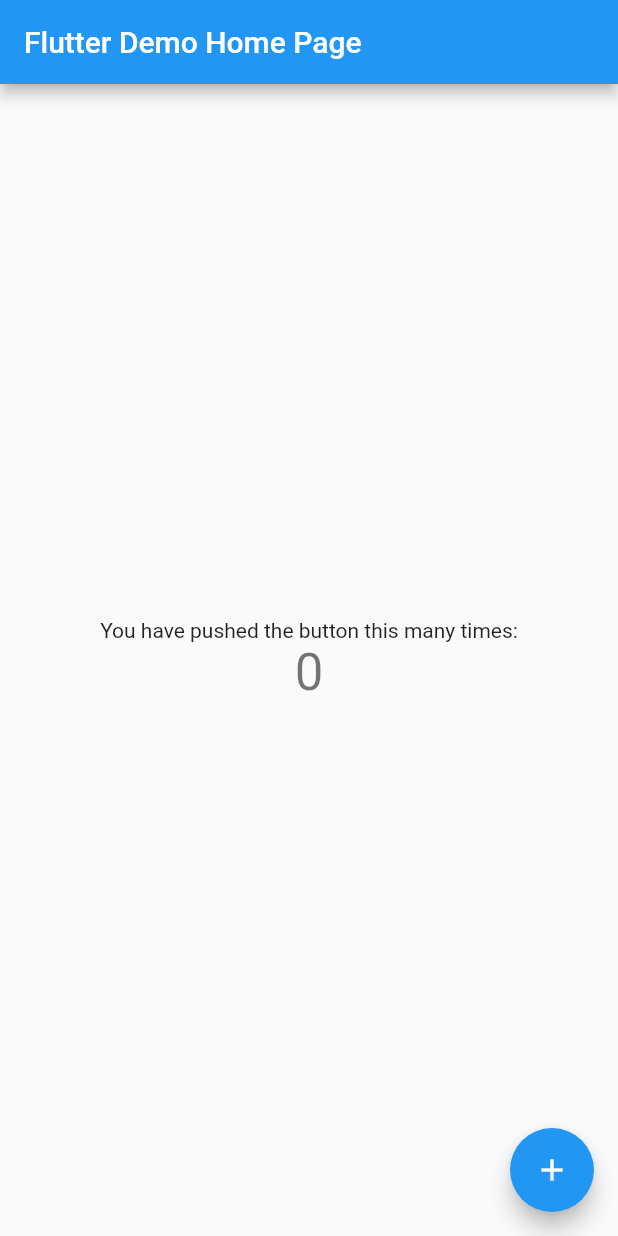
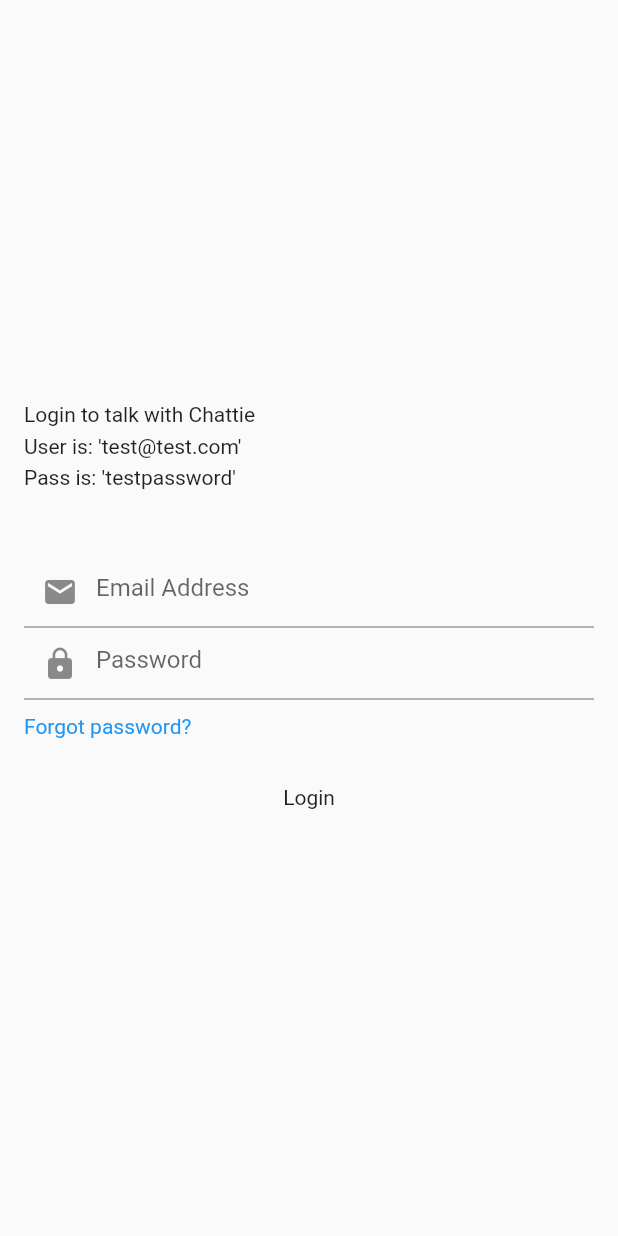
Before and after one commit to JojoLesGo/FlutterChatBot, a Flutter app: the screen it shows after launch, on a phone screen of 412 x 824 dp. Run offline on Flutter 3.47's test engine with Material 2 defaults, Android fonts, the phone set to English and light mode, and no system bars; our stand-ins replace firebase_auth, firebase_core; missing offline and left inert: dialog_flowtter; accounts and stored records are empty.

Commit message:
Added login screen and dialogflow chatbot screen

```diff
--- a/lib/main.dart
+++ b/lib/main.dart
@@ -1,115 +1,137 @@
+import 'dart:ui';
+
+import 'package:firebase_auth/firebase_auth.dart';
+import 'package:firebase_core/firebase_core.dart';
 import 'package:flutter/material.dart';
+import 'package:flutter/services.dart';
+import 'package:chat_bot/dialog_flow.dart';
 
-void main() {
-  runApp(const MyApp());
-}
+void main() => runApp(ChatBotApp());
 
-class MyApp extends StatelessWidget {
-  const MyApp({Key? key}) : super(key: key);
-
-  // This widget is the root of your application.
+class ChatBotApp extends StatelessWidget {
   @override
   Widget build(BuildContext context) {
     return MaterialApp(
-      title: 'Flutter Demo',
+      title: 'Flutter Capitals',
+      debugShowCheckedModeBanner: false,
       theme: ThemeData(
-        // This is the theme of your application.
-        //
-        // Try running your application with "flutter run". You'll see the
-        // application has a blue toolbar. Then, without quitting the app, try
-        // changing the primarySwatch below to Colors.green and then invoke
-        // "hot reload" (press "r" in the console where you ran "flutter run",
-        // or simply save your changes to "hot reload" in a Flutter IDE).
-        // Notice that the counter didn't reset back to zero; the application
-        // is not restarted.
-        primarySwatch: Colors.blue,
+        primarySwatch: Colors.green,
       ),
-      home: const MyHomePage(title: 'Flutter Demo Home Page'),
+      home: const LoginPage(),
     );
   }
 }
 
-class MyHomePage extends StatefulWidget {
-  const MyHomePage({Key? key, required this.title}) : super(key: key);
-
-  // This widget is the home page of your application. It is stateful, meaning
-  // that it has a State object (defined below) that contains fields that affect
-  // how it looks.
-
-  // This class is the configuration for the state. It holds the values (in this
-  // case the title) provided by the parent (in this case the App widget) and
-  // used by the build method of the State. Fields in a Widget subclass are
-  // always marked "final".
-
-  final String title;
+class LoginPage extends StatefulWidget {
+  const LoginPage({Key? key}) : super(key: key);
 
   @override
-  State<MyHomePage> createState() => _MyHomePageState();
+  State<LoginPage> createState() => _LoginPageState();
 }
 
-class _MyHomePageState extends State<MyHomePage> {
-  int _counter = 0;
-
-  void _incrementCounter() {
-    setState(() {
-      // This call to setState tells the Flutter framework that something has
-      // changed in this State, which causes it to rerun the build method below
-      // so that the display can reflect the updated values. If we changed
-      // _counter without calling setState(), then the build method would not be
-      // called again, and so nothing would appear to happen.
-      _counter++;
-    });
+class _LoginPageState extends State<LoginPage> {
+  Future<FirebaseApp> _initializeFirebase() async {
+    FirebaseApp firebaseApp = await Firebase.initializeApp();
+    return firebaseApp;
   }
 
   @override
   Widget build(BuildContext context) {
-    // This method is rerun every time setState is called, for instance as done
-    // by the _incrementCounter method above.
-    //
-    // The Flutter framework has been optimized to make rerunning build methods
-    // fast, so that you can just rebuild anything that needs updating rather
-    // than having to individually change instances of widgets.
     return Scaffold(
-      appBar: AppBar(
-        // Here we take the value from the MyHomePage object that was created by
-        // the App.build method, and use it to set our appbar title.
-        title: Text(widget.title),
+      body: FutureBuilder(
+        future: _initializeFirebase(),
+        builder: (context, snapshot) {
+          if (snapshot.connectionState == ConnectionState.done) {
+            return const AuthScreen();
+          }
+          return const Center(
+            child: CircularProgressIndicator(),
+          );
+        },
       ),
-      body: Center(
-        // Center is a layout widget. It takes a single child and positions it
-        // in the middle of the parent.
-        child: Column(
-          // Column is also a layout widget. It takes a list of children and
-          // arranges them vertically. By default, it sizes itself to fit its
-          // children horizontally, and tries to be as tall as its parent.
-          //
-          // Invoke "debug painting" (press "p" in the console, choose the
-          // "Toggle Debug Paint" action from the Flutter Inspector in Android
-          // Studio, or the "Toggle Debug Paint" command in Visual Studio Code)
-          // to see the wireframe for each widget.
-          //
-          // Column has various properties to control how it sizes itself and
-          // how it positions its children. Here we use mainAxisAlignment to
-          // center the children vertically; the main axis here is the vertical
-          // axis because Columns are vertical (the cross axis would be
-          // horizontal).
-          mainAxisAlignment: MainAxisAlignment.center,
-          children: <Widget>[
-            const Text(
-              'You have pushed the button this many times:',
-            ),
-            Text(
-              '$_counter',
-              style: Theme.of(context).textTheme.headline4,
-            ),
-          ],
-        ),
-      ),
-      floatingActionButton: FloatingActionButton(
-        onPressed: _incrementCounter,
-        tooltip: 'Increment',
-        child: const Icon(Icons.add),
-      ), // This trailing comma makes auto-formatting nicer for build methods.
     );
   }
 }
+
+class AuthScreen extends StatelessWidget {
+  const AuthScreen({Key? key}) : super(key: key);
+
+  static Future<User?> loginUsingEmailAndPassword({required String email, required String password, required BuildContext context}) async {
+    FirebaseAuth auth = FirebaseAuth.instance;
+    User? user;
+    try{
+      UserCredential userCredential = await auth.signInWithEmailAndPassword(email: email, password: password);
+      user = userCredential.user;
+    } on FirebaseAuthException catch (e) {
+      if(e.code == "user-not-found"){
+        print("No account found for that email");
+      }
+    }
+    return user;
+  }
+
+  @override
+  Widget build(BuildContext context) {
+    TextEditingController emailController = TextEditingController();
+    TextEditingController passwordController = TextEditingController();
+    return Padding(
+      padding: EdgeInsets.all(16.0),
+      child: Column(
+        mainAxisAlignment: MainAxisAlignment.center,
+        crossAxisAlignment: CrossAxisAlignment.start,
+        children: [
+          const Text("Login to talk with Chattie"),
+          const SizedBox(
+            height: 5.0,
+          ),
+          const Text("User is: 'test@test.com'"),
+          const SizedBox(
+            height: 5.0,
+          ),
+          const Text("Pass is: 'testpassword'"),
+          const SizedBox(
+            height: 44.0,
+          ),
+          TextField(
+            controller: emailController,
+            keyboardType: TextInputType.emailAddress,
+            decoration: const InputDecoration(
+              hintText: "Email Address",
+              prefixIcon: Icon(Icons.mail),
+            ),
+          ),
+          TextField(
+            controller: passwordController,
+            obscureText: true,
+            decoration: const InputDecoration(
+              hintText: "Password",
+              prefixIcon: Icon(Icons.lock),
+            ),
+          ),
+          const SizedBox(
+            height: 10.0,
+          ),
+          const Text(
+            "Forgot password?",
+            style: TextStyle(color: Colors.blue),
+          ),
+          const SizedBox(
+            height: 15.0,
+          ),
+          Container(
+              width: double.infinity,
+              child: RawMaterialButton(
+                onPressed: () async {
+                  User? user = await loginUsingEmailAndPassword(email: emailController.text, password: passwordController.text, context: context);
+                  print(user);
+                  if(user != null){
+                    Navigator.of(context).pushReplacement(MaterialPageRoute(builder: (context) => const CapitalsChatBot(key: Key("123"), title: 'Chattie')));
+                  }
+                },
+                child: const Text("Login"),
+              )),
+        ],
+      ),
+    );
+  }
+}
--- a/pubspec.yaml
+++ b/pubspec.yaml
@@ -29,7 +29,9 @@
 dependencies:
   flutter:
     sdk: flutter
-  flutter_dialogflow: ^0.1.2
+  firebase_core: ^1.17.0
+  firebase_auth: ^3.3.18
+  dialog_flowtter: ^0.3.3
 
 
   # The following adds the Cupertino Icons font to your application.
@@ -57,6 +59,8 @@
   # included with your application, so that you can use the icons in
   # the material Icons class.
   uses-material-design: true
+  assets:
+    - assets/credentials.json
 
   # To add assets to your application, add an assets section, like this:
   # assets:
```
Also changed, not shown: assets/credentials.json (added, +12 -0 lines), lib/capitals_message.dart (added, +85 -0 lines), lib/dialog_flow.dart (added, +106 -0 lines), lib/src/widgets.dart (added, +18 -0 lines), pubspec.lock, 4 other files.
